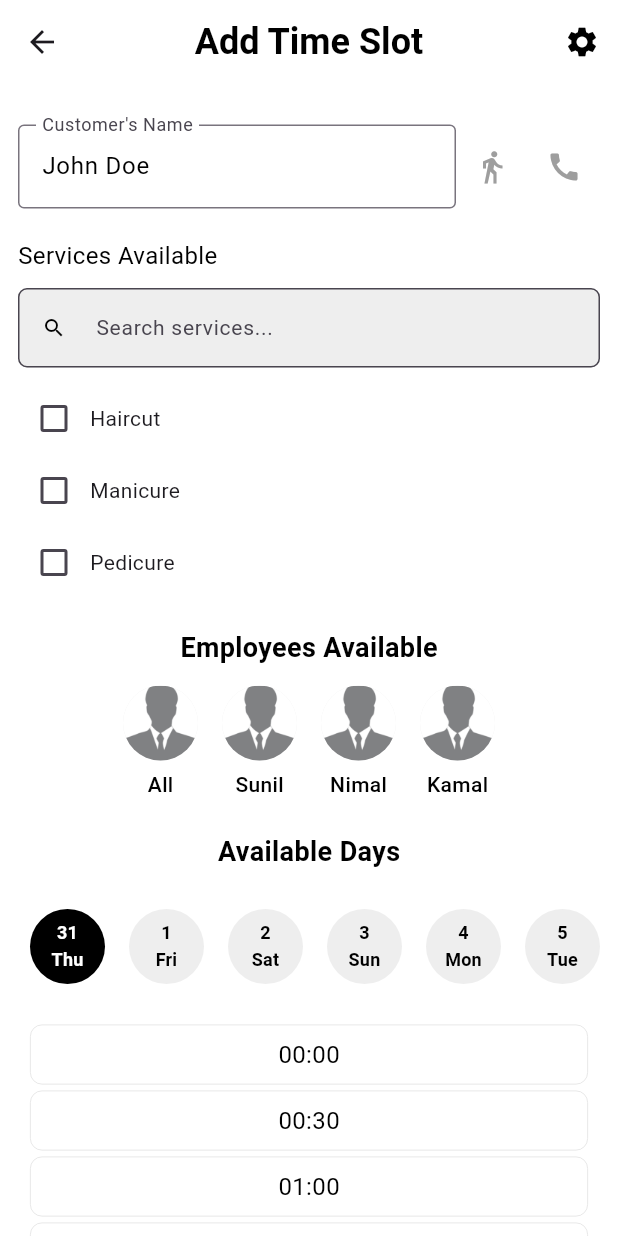
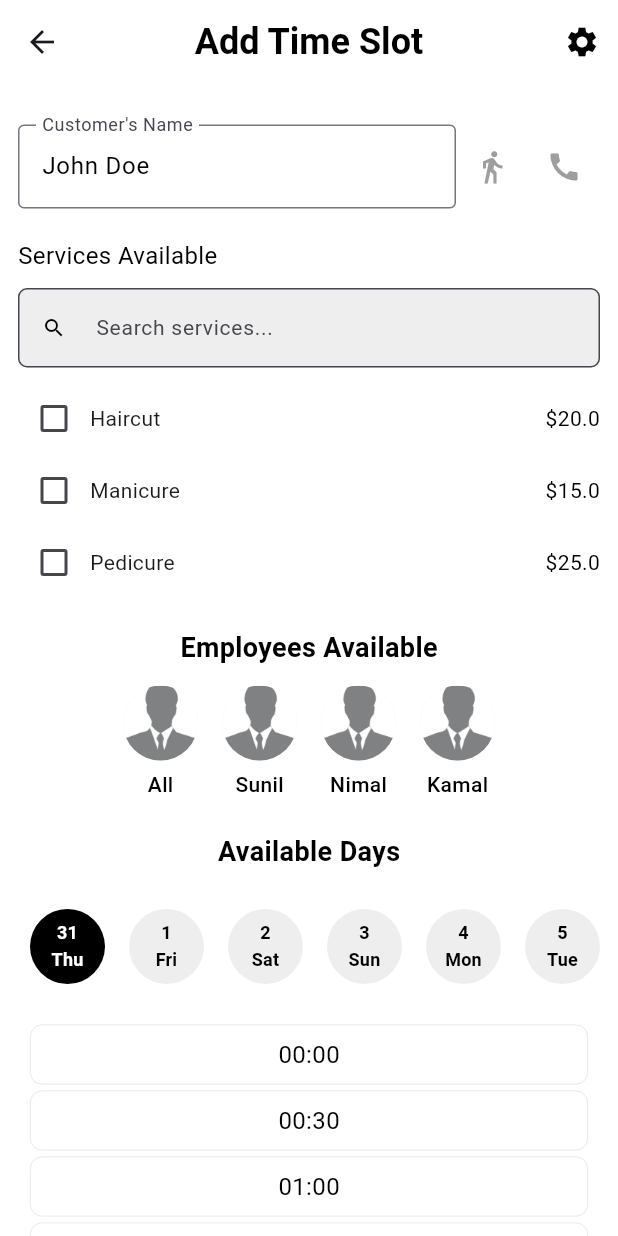
Before and after one commit to jayasinghesasmitha/Vivora-Mobile-app, a Flutter app: the AddSlotScreen screen opened directly, on a phone screen of 412 x 824 dp. Run offline on Flutter 3.47's test engine with Material 3 defaults, Android fonts, the phone set to English and light mode, and no system bars; our stand-ins replace flutter_dotenv, flutter_map, geolocator, google_fonts, latlong2.

Commit message:
Update add_slot.dart

```diff
--- a/salon_app/lib/screens/add_slot.dart
+++ b/salon_app/lib/screens/add_slot.dart
@@ -12,7 +12,11 @@ class AddSlotScreen extends StatefulWidget {
 class _AddSlotScreenState extends State<AddSlotScreen> {
   final TextEditingController _searchController = TextEditingController();
   final TextEditingController _customerNameController = TextEditingController(text: 'John Doe');
-  final List<String> services = ['Haircut', 'Manicure', 'Pedicure'];
+  final Map<String, double> services = {
+    'Haircut': 20.0,
+    'Manicure': 15.0,
+    'Pedicure': 25.0,
+  }; // Services with prices
   final Set<String> selectedServices = {};
   final List<Map<String, dynamic>> employees = [
     {'name': 'All', 'image': 'images/placeholder.png'},
@@ -88,8 +92,8 @@ class _AddSlotScreenState extends State<AddSlotScreen> {
 
   @override
   Widget build(BuildContext context) {
-    final filteredServices = services
-        .where((service) => service.toLowerCase().contains(_searchController.text.toLowerCase()))
+    final filteredServices = services.entries
+        .where((entry) => entry.key.toLowerCase().contains(_searchController.text.toLowerCase()))
         .toList();
 
     return Scaffold(
@@ -149,6 +153,7 @@ class _AddSlotScreenState extends State<AddSlotScreen> {
             const SizedBox(height: 10),
             TextField(
               controller: _searchController,
+              onChanged: (value) => setState(() {}), // Trigger rebuild on text change
               decoration: InputDecoration(
                 hintText: 'Search services...',
                 prefixIcon: const Icon(Icons.search, color: Colors.black, size: 16),
@@ -162,15 +167,21 @@ class _AddSlotScreenState extends State<AddSlotScreen> {
             const SizedBox(height: 10),
             Column(
               crossAxisAlignment: CrossAxisAlignment.start,
-              children: filteredServices.map((service) => Row(
+              children: filteredServices.map((entry) => Row(
+                    mainAxisAlignment: MainAxisAlignment.spaceBetween,
                     children: [
-                      Checkbox(
-                        value: selectedServices.contains(service),
-                        onChanged: (value) => toggleServiceSelection(service),
-                        checkColor: Colors.black,
-                        activeColor: Colors.black,
+                      Row(
+                        children: [
+                          Checkbox(
+                            value: selectedServices.contains(entry.key),
+                            onChanged: (value) => toggleServiceSelection(entry.key),
+                            checkColor: Colors.black,
+                            activeColor: Colors.black,
+                          ),
+                          Text(entry.key, style: const TextStyle(fontSize: 14)),
+                        ],
                       ),
-                      Text(service, style: const TextStyle(fontSize: 14)),
+                      Text('\$${entry.value}', style: const TextStyle(color: Colors.black, fontSize: 14)),
                     ],
                   )).toList(),
             ),
```
